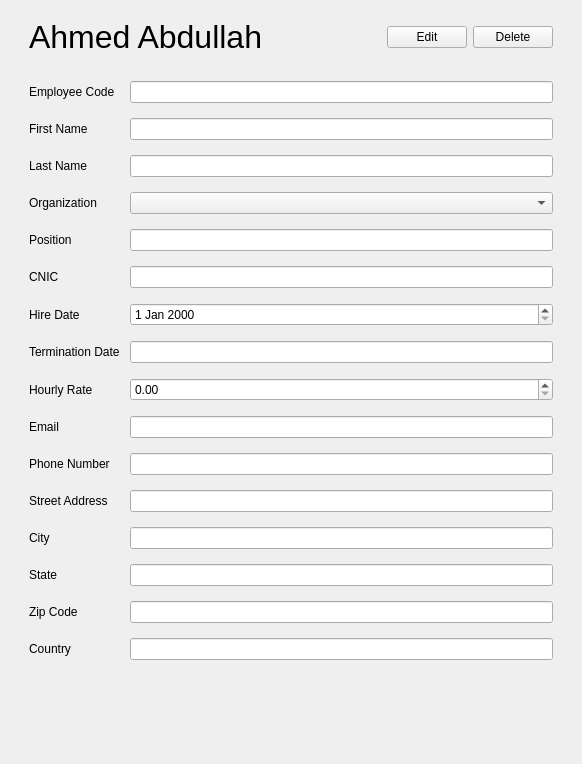
This is ui/screens/empdetailswindow.ui in ahmedivy/hr-ms as Qt 5 draws it before an edit. The edited form follows.
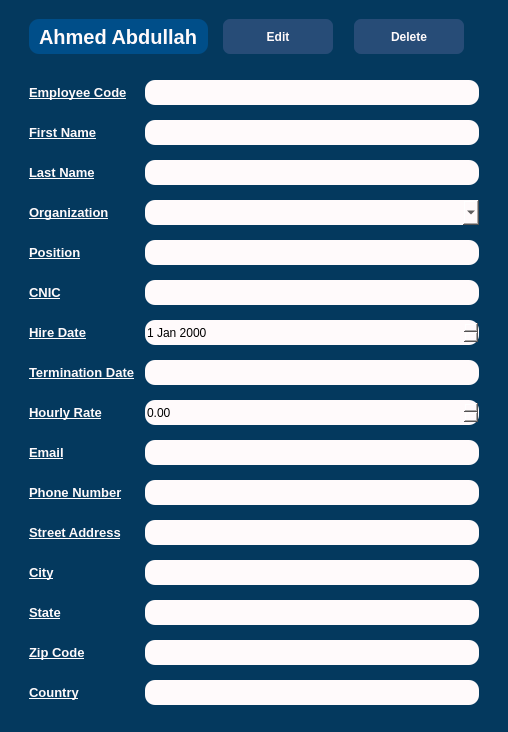
This is the edited form.

The edit to the form file:
```diff
--- a/ui/screens/empdetailswindow.ui
+++ b/ui/screens/empdetailswindow.ui
@@ -7,13 +7,16 @@
    <rect>
     <x>0</x>
     <y>0</y>
-    <width>582</width>
-    <height>764</height>
+    <width>508</width>
+    <height>732</height>
    </rect>
   </property>
   <property name="windowTitle">
    <string>MainWindow</string>
   </property>
+  <property name="styleSheet">
+   <string notr="true">background-color:#04395e;</string>
+  </property>
   <widget class="QWidget" name="centralwidget">
    <layout class="QHBoxLayout" name="horizontalLayout">
     <item>
@@ -36,9 +39,20 @@
          <widget class="QLabel" name="nameLabel">
           <property name="font">
            <font>
-            <pointsize>24</pointsize>
+            <pointsize>-1</pointsize>
+            <italic>false</italic>
+            <bold>true</bold>
            </font>
           </property>
+          <property name="styleSheet">
+           <string notr="true">font-size: 20px;
+background-color: #004e89;
+color:#FFFAFB;
+font:bold;
+padding: 0 5px;
+border-radius:10px;
+</string>
+          </property>
           <property name="text">
            <string>Ahmed Abdullah</string>
           </property>
@@ -59,6 +73,26 @@
         </item>
         <item>
          <widget class="QPushButton" name="editButton">
+          <property name="styleSheet">
+           <string notr="true">QPushButton{
+background-color: #274c77;
+color:#FFFAFB;
+font:bold;
+padding: 5px;
+border-radius:7px;
+width: 100px;
+height:25px;
+margin-right:15px;
+}
+
+QPushButton:hover {
+ background-color: #4cc9f0;
+ color:black;
+font:bold;
+padding: 5px;
+border-radius:7px;
+}</string>
+          </property>
           <property name="text">
            <string>Edit</string>
           </property>
@@ -66,6 +100,26 @@
         </item>
         <item>
          <widget class="QPushButton" name="deleteButton">
+          <property name="styleSheet">
+           <string notr="true">QPushButton{
+background-color: #274c77;
+color:#FFFAFB;
+font:bold;
+padding: 5px;
+border-radius:7px;
+width: 100px;
+height:25px;
+margin-right:15px;
+}
+
+QPushButton:hover {
+ background-color: #4cc9f0;
+ color:black;
+font:bold;
+padding: 5px;
+border-radius:7px;
+}</string>
+          </property>
           <property name="text">
            <string>Delete</string>
           </property>
@@ -95,163 +149,387 @@
         </property>
         <item row="0" column="0">
          <widget class="QLabel" name="codeLabel">
+          <property name="styleSheet">
+           <string notr="true">font:bold;
+color: #FFFAFB;
+text-transform:uppercase;
+text-decoration:underline;
+font-size:13px;</string>
+          </property>
           <property name="text">
            <string>Employee Code</string>
           </property>
          </widget>
         </item>
         <item row="0" column="1">
-         <widget class="QLineEdit" name="codeField"/>
+         <widget class="QLineEdit" name="codeField">
+          <property name="styleSheet">
+           <string notr="true">background-color:#FFFAFB;
+border-radius:10px;
+height: 25px;
+</string>
+          </property>
+         </widget>
         </item>
         <item row="1" column="0">
          <widget class="QLabel" name="fnameLabel">
+          <property name="styleSheet">
+           <string notr="true">font:bold;
+color: #FFFAFB;
+text-transform:uppercase;
+text-decoration:underline;
+font-size:13px;</string>
+          </property>
           <property name="text">
            <string>First Name</string>
           </property>
          </widget>
         </item>
         <item row="1" column="1">
-         <widget class="QLineEdit" name="fnameField"/>
+         <widget class="QLineEdit" name="fnameField">
+          <property name="styleSheet">
+           <string notr="true">background-color:#FFFAFB;
+border-radius:10px;
+height: 25px;
+</string>
+          </property>
+         </widget>
         </item>
         <item row="2" column="0">
          <widget class="QLabel" name="lnameLabel">
+          <property name="styleSheet">
+           <string notr="true">font:bold;
+color: #FFFAFB;
+text-transform:uppercase;
+text-decoration:underline;
+font-size:13px;</string>
+          </property>
           <property name="text">
            <string>Last Name</string>
           </property>
          </widget>
         </item>
         <item row="2" column="1">
-         <widget class="QLineEdit" name="lnameField"/>
+         <widget class="QLineEdit" name="lnameField">
+          <property name="styleSheet">
+           <string notr="true">background-color:#FFFAFB;
+border-radius:10px;
+height: 25px;
+</string>
+          </property>
+         </widget>
         </item>
         <item row="3" column="0">
          <widget class="QLabel" name="orgLabel">
+          <property name="styleSheet">
+           <string notr="true">font:bold;
+color: #FFFAFB;
+text-transform:uppercase;
+text-decoration:underline;
+font-size:13px;</string>
+          </property>
           <property name="text">
            <string>Organization</string>
           </property>
          </widget>
         </item>
         <item row="3" column="1">
-         <widget class="QComboBox" name="orgField"/>
+         <widget class="QComboBox" name="orgField">
+          <property name="styleSheet">
+           <string notr="true">background-color:#FFFAFB;
+border-radius:10px;
+height: 25px;
+</string>
+          </property>
+         </widget>
         </item>
         <item row="4" column="0">
          <widget class="QLabel" name="posLabel">
+          <property name="styleSheet">
+           <string notr="true">font:bold;
+color: #FFFAFB;
+text-transform:uppercase;
+text-decoration:underline;
+font-size:13px;</string>
+          </property>
           <property name="text">
            <string>Position</string>
           </property>
          </widget>
         </item>
         <item row="4" column="1">
-         <widget class="QLineEdit" name="posField"/>
+         <widget class="QLineEdit" name="posField">
+          <property name="styleSheet">
+           <string notr="true">background-color:#FFFAFB;
+border-radius:10px;
+height: 25px;
+</string>
+          </property>
+         </widget>
         </item>
         <item row="5" column="0">
          <widget class="QLabel" name="cnicLabel">
+          <property name="styleSheet">
+           <string notr="true">font:bold;
+color: #FFFAFB;
+text-transform:uppercase;
+text-decoration:underline;
+font-size:13px;</string>
+          </property>
           <property name="text">
            <string>CNIC</string>
           </property>
          </widget>
         </item>
         <item row="5" column="1">
-         <widget class="QLineEdit" name="cnicField"/>
+         <widget class="QLineEdit" name="cnicField">
+          <property name="styleSheet">
+           <string notr="true">background-color:#FFFAFB;
+border-radius:10px;
+height: 25px;
+</string>
+          </property>
+         </widget>
         </item>
         <item row="6" column="0">
          <widget class="QLabel" name="hireDateLabel">
+          <property name="styleSheet">
+           <string notr="true">font:bold;
+color: #FFFAFB;
+text-transform:uppercase;
+text-decoration:underline;
+font-size:13px;</string>
+          </property>
           <property name="text">
            <string>Hire Date</string>
           </property>
          </widget>
         </item>
         <item row="6" column="1">
-         <widget class="QDateEdit" name="hireDateField"/>
+         <widget class="QDateEdit" name="hireDateField">
+          <property name="styleSheet">
+           <string notr="true">background-color:#FFFAFB;
+border-radius:10px;
+height: 25px;
+</string>
+          </property>
+         </widget>
         </item>
         <item row="7" column="0">
          <widget class="QLabel" name="terminationDateLabel">
+          <property name="styleSheet">
+           <string notr="true">font:bold;
+color: #FFFAFB;
+text-transform:uppercase;
+text-decoration:underline;
+font-size:13px;</string>
+          </property>
           <property name="text">
            <string>Termination Date</string>
           </property>
          </widget>
         </item>
         <item row="7" column="1">
-         <widget class="QLineEdit" name="terminationDateField"/>
+         <widget class="QLineEdit" name="terminationDateField">
+          <property name="styleSheet">
+           <string notr="true">background-color:#FFFAFB;
+border-radius:10px;
+height: 25px;
+</string>
+          </property>
+         </widget>
         </item>
         <item row="8" column="0">
          <widget class="QLabel" name="rateLabel">
+          <property name="styleSheet">
+           <string notr="true">font:bold;
+color: #FFFAFB;
+text-transform:uppercase;
+text-decoration:underline;
+font-size:13px;</string>
+          </property>
           <property name="text">
            <string>Hourly Rate</string>
           </property>
          </widget>
         </item>
         <item row="8" column="1">
-         <widget class="QDoubleSpinBox" name="rateField"/>
+         <widget class="QDoubleSpinBox" name="rateField">
+          <property name="styleSheet">
+           <string notr="true">background-color:#FFFAFB;
+border-radius:10px;
+height: 25px;
+</string>
+          </property>
+         </widget>
         </item>
         <item row="9" column="0">
          <widget class="QLabel" name="emailLabel">
+          <property name="styleSheet">
+           <string notr="true">font:bold;
+color: #FFFAFB;
+text-transform:uppercase;
+text-decoration:underline;
+font-size:13px;</string>
+          </property>
           <property name="text">
            <string>Email</string>
           </property>
          </widget>
         </item>
         <item row="9" column="1">
-         <widget class="QLineEdit" name="emailField"/>
+         <widget class="QLineEdit" name="emailField">
+          <property name="styleSheet">
+           <string notr="true">background-color:#FFFAFB;
+border-radius:10px;
+height: 25px;
+</string>
+          </property>
+         </widget>
         </item>
         <item row="10" column="0">
          <widget class="QLabel" name="numberLabel">
+          <property name="styleSheet">
+           <string notr="true">font:bold;
+color: #FFFAFB;
+text-transform:uppercase;
+text-decoration:underline;
+font-size:13px;</string>
+          </property>
           <property name="text">
            <string>Phone Number</string>
           </property>
          </widget>
         </item>
         <item row="10" column="1">
-         <widget class="QLineEdit" name="phoneField"/>
+         <widget class="QLineEdit" name="phoneField">
+          <property name="styleSheet">
+           <string notr="true">background-color:#FFFAFB;
+border-radius:10px;
+height: 25px;
+</string>
+          </property>
+         </widget>
         </item>
         <item row="11" column="0">
          <widget class="QLabel" name="streetLabel">
+          <property name="styleSheet">
+           <string notr="true">font:bold;
+color: #FFFAFB;
+text-transform:uppercase;
+text-decoration:underline;
+font-size:13px;</string>
+          </property>
           <property name="text">
            <string>Street Address</string>
           </property>
          </widget>
         </item>
         <item row="11" column="1">
-         <widget class="QLineEdit" name="streetField"/>
+         <widget class="QLineEdit" name="streetField">
+          <property name="styleSheet">
+           <string notr="true">background-color:#FFFAFB;
+border-radius:10px;
+height: 25px;
+</string>
+          </property>
+         </widget>
         </item>
         <item row="12" column="0">
          <widget class="QLabel" name="cityLabel">
+          <property name="styleSheet">
+           <string notr="true">font:bold;
+color: #FFFAFB;
+text-transform:uppercase;
+text-decoration:underline;
+font-size:13px;</string>
+          </property>
           <property name="text">
            <string>City</string>
           </property>
          </widget>
         </item>
         <item row="12" column="1">
-         <widget class="QLineEdit" name="cityField"/>
+         <widget class="QLineEdit" name="cityField">
+          <property name="styleSheet">
+           <string notr="true">background-color:#FFFAFB;
+border-radius:10px;
+height: 25px;
+</string>
+          </property>
+         </widget>
         </item>
         <item row="13" column="0">
          <widget class="QLabel" name="stateLabel">
+          <property name="styleSheet">
+           <string notr="true">font:bold;
+color: #FFFAFB;
+text-transform:uppercase;
+text-decoration:underline;
+font-size:13px;</string>
+          </property>
           <property name="text">
            <string>State</string>
           </property>
          </widget>
         </item>
         <item row="13" column="1">
-         <widget class="QLineEdit" name="stateField"/>
+         <widget class="QLineEdit" name="stateField">
+          <property name="styleSheet">
+           <string notr="true">background-color:#FFFAFB;
+border-radius:10px;
+height: 25px;
+</string>
+          </property>
+         </widget>
         </item>
         <item row="14" column="0">
          <widget class="QLabel" name="zipLabel">
+          <property name="styleSheet">
+           <string notr="true">font:bold;
+color: #FFFAFB;
+text-transform:uppercase;
+text-decoration:underline;
+font-size:13px;</string>
+          </property>
           <property name="text">
            <string>Zip Code</string>
           </property>
          </widget>
         </item>
         <item row="14" column="1">
-         <widget class="QLineEdit" name="zipField"/>
+         <widget class="QLineEdit" name="zipField">
+          <property name="styleSheet">
+           <string notr="true">background-color:#FFFAFB;
+border-radius:10px;
+height: 25px;
+</string>
+          </property>
+         </widget>
         </item>
         <item row="15" column="0">
          <widget class="QLabel" name="countryLabel">
+          <property name="styleSheet">
+           <string notr="true">font:bold;
+color: #FFFAFB;
+text-transform:uppercase;
+text-decoration:underline;
+font-size:13px;</string>
+          </property>
           <property name="text">
            <string>Country</string>
           </property>
          </widget>
         </item>
         <item row="15" column="1">
-         <widget class="QLineEdit" name="countryField"/>
+         <widget class="QLineEdit" name="countryField">
+          <property name="styleSheet">
+           <string notr="true">background-color:#FFFAFB;
+border-radius:10px;
+height: 25px;
+</string>
+          </property>
+         </widget>
         </item>
        </layout>
       </item>
```
